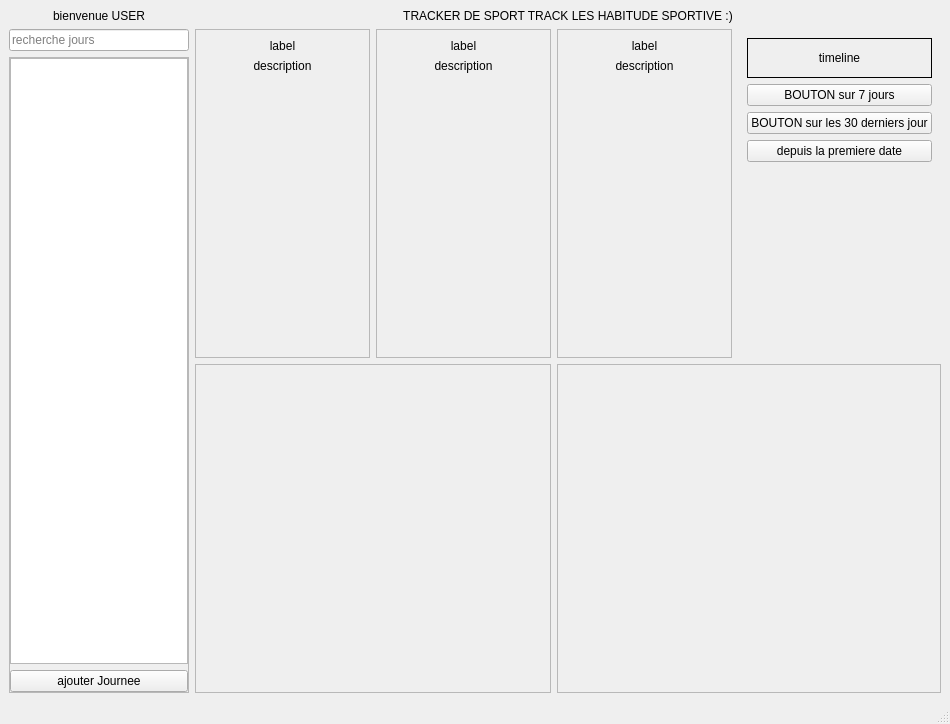
Above: UI_folder/Dashboard.ui from Felixcegep/tracker2perf before the change. Below: the same form after it.
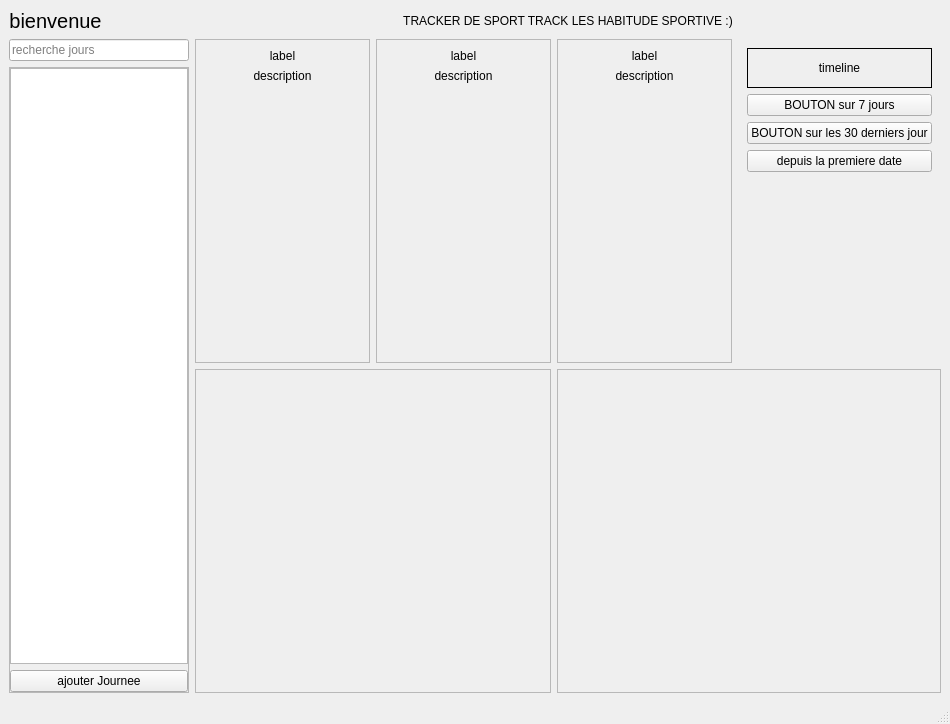
That is the form after the change.

What changed in the file:
```diff
--- a/UI_folder/Dashboard.ui
+++ b/UI_folder/Dashboard.ui
@@ -18,13 +18,18 @@
     <item row="0" column="0">
      <widget class="QLabel" name="welcomeLabel">
       <property name="sizePolicy">
-       <sizepolicy hsizetype="Preferred" vsizetype="Fixed">
+       <sizepolicy hsizetype="Fixed" vsizetype="Fixed">
         <horstretch>0</horstretch>
         <verstretch>0</verstretch>
        </sizepolicy>
       </property>
+      <property name="font">
+       <font>
+        <pointsize>15</pointsize>
+       </font>
+      </property>
       <property name="text">
-       <string>bienvenue USER</string>
+       <string>bienvenue</string>
       </property>
       <property name="alignment">
        <set>Qt::AlignmentFlag::AlignCenter</set>
@@ -92,7 +97,7 @@
             <x>0</x>
             <y>0</y>
             <width>178</width>
-            <height>600</height>
+            <height>589</height>
            </rect>
           </property>
           <layout class="QVBoxLayout" name="verticalLayout_scroll_content">
```
Left out of the diff: 2 changed lines with no effect on the pictures.
